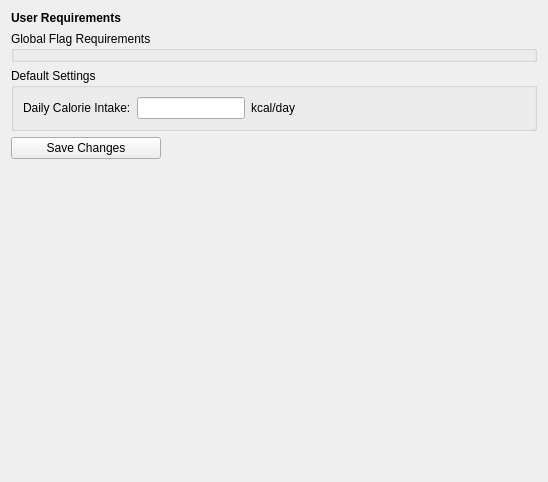
Old version of the form gui/user_requirements_editor.ui in the repository JamesAIzzard/codiet.
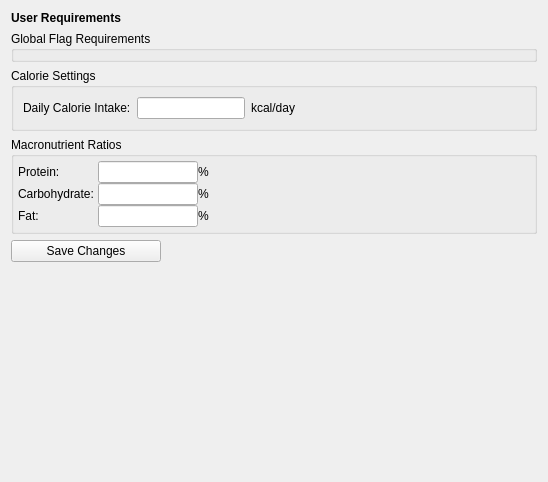
New version of the form.

Commit message: Adopted nutrients now populate in ingr editor.

Diff of the .ui file:
```diff
--- a/gui/user_requirements_editor.ui
+++ b/gui/user_requirements_editor.ui
@@ -58,7 +58,7 @@
    <item>
     <widget class="QGroupBox" name="groupBox_2">
      <property name="title">
-      <string>Default Settings</string>
+      <string>Calorie Settings</string>
      </property>
      <layout class="QHBoxLayout" name="horizontalLayout_2">
       <item>
@@ -131,6 +131,276 @@
      </layout>
     </widget>
    </item>
+   <item>
+    <widget class="QGroupBox" name="groupBox">
+     <property name="title">
+      <string>Macronutrient Ratios</string>
+     </property>
+     <layout class="QVBoxLayout" name="verticalLayout_2">
+      <property name="spacing">
+       <number>0</number>
+      </property>
+      <property name="leftMargin">
+       <number>4</number>
+      </property>
+      <property name="topMargin">
+       <number>4</number>
+      </property>
+      <property name="rightMargin">
+       <number>4</number>
+      </property>
+      <property name="bottomMargin">
+       <number>4</number>
+      </property>
+      <item>
+       <widget class="QWidget" name="widget" native="true">
+        <layout class="QHBoxLayout" name="horizontalLayout">
+         <property name="spacing">
+          <number>0</number>
+         </property>
+         <property name="leftMargin">
+          <number>0</number>
+         </property>
+         <property name="topMargin">
+          <number>0</number>
+         </property>
+         <property name="rightMargin">
+          <number>0</number>
+         </property>
+         <property name="bottomMargin">
+          <number>0</number>
+         </property>
+         <item>
+          <widget class="QLabel" name="label_2">
+           <property name="sizePolicy">
+            <sizepolicy hsizetype="Fixed" vsizetype="Preferred">
+             <horstretch>0</horstretch>
+             <verstretch>0</verstretch>
+            </sizepolicy>
+           </property>
+           <property name="minimumSize">
+            <size>
+             <width>80</width>
+             <height>0</height>
+            </size>
+           </property>
+           <property name="text">
+            <string>Protein: </string>
+           </property>
+          </widget>
+         </item>
+         <item>
+          <widget class="QLineEdit" name="lineEdit_2">
+           <property name="sizePolicy">
+            <sizepolicy hsizetype="Fixed" vsizetype="Fixed">
+             <horstretch>0</horstretch>
+             <verstretch>0</verstretch>
+            </sizepolicy>
+           </property>
+           <property name="minimumSize">
+            <size>
+             <width>0</width>
+             <height>0</height>
+            </size>
+           </property>
+           <property name="maximumSize">
+            <size>
+             <width>100</width>
+             <height>16777215</height>
+            </size>
+           </property>
+          </widget>
+         </item>
+         <item>
+          <widget class="QLabel" name="label_3">
+           <property name="text">
+            <string>%</string>
+           </property>
+          </widget>
+         </item>
+         <item>
+          <spacer name="horizontalSpacer_2">
+           <property name="orientation">
+            <enum>Qt::Horizontal</enum>
+           </property>
+           <property name="sizeHint" stdset="0">
+            <size>
+             <width>40</width>
+             <height>20</height>
+            </size>
+           </property>
+          </spacer>
+         </item>
+        </layout>
+       </widget>
+      </item>
+      <item>
+       <widget class="QWidget" name="widget_2" native="true">
+        <layout class="QHBoxLayout" name="horizontalLayout_3">
+         <property name="spacing">
+          <number>0</number>
+         </property>
+         <property name="leftMargin">
+          <number>0</number>
+         </property>
+         <property name="topMargin">
+          <number>0</number>
+         </property>
+         <property name="rightMargin">
+          <number>0</number>
+         </property>
+         <property name="bottomMargin">
+          <number>0</number>
+         </property>
+         <item>
+          <widget class="QLabel" name="label_6">
+           <property name="sizePolicy">
+            <sizepolicy hsizetype="Fixed" vsizetype="Preferred">
+             <horstretch>0</horstretch>
+             <verstretch>0</verstretch>
+            </sizepolicy>
+           </property>
+           <property name="minimumSize">
+            <size>
+             <width>80</width>
+             <height>0</height>
+            </size>
+           </property>
+           <property name="text">
+            <string>Carbohydrate:</string>
+           </property>
+          </widget>
+         </item>
+         <item>
+          <widget class="QLineEdit" name="lineEdit_3">
+           <property name="sizePolicy">
+            <sizepolicy hsizetype="Fixed" vsizetype="Fixed">
+             <horstretch>0</horstretch>
+             <verstretch>0</verstretch>
+            </sizepolicy>
+           </property>
+           <property name="minimumSize">
+            <size>
+             <width>0</width>
+             <height>0</height>
+            </size>
+           </property>
+           <property name="maximumSize">
+            <size>
+             <width>100</width>
+             <height>16777215</height>
+            </size>
+           </property>
+          </widget>
+         </item>
+         <item>
+          <widget class="QLabel" name="label_5">
+           <property name="text">
+            <string>%</string>
+           </property>
+          </widget>
+         </item>
+         <item>
+          <spacer name="horizontalSpacer_3">
+           <property name="orientation">
+            <enum>Qt::Horizontal</enum>
+           </property>
+           <property name="sizeHint" stdset="0">
+            <size>
+             <width>323</width>
+             <height>20</height>
+            </size>
+           </property>
+          </spacer>
+         </item>
+        </layout>
+       </widget>
+      </item>
+      <item>
+       <widget class="QWidget" name="widget_3" native="true">
+        <layout class="QHBoxLayout" name="horizontalLayout_4">
+         <property name="spacing">
+          <number>0</number>
+         </property>
+         <property name="leftMargin">
+          <number>0</number>
+         </property>
+         <property name="topMargin">
+          <number>0</number>
+         </property>
+         <property name="rightMargin">
+          <number>0</number>
+         </property>
+         <property name="bottomMargin">
+          <number>0</number>
+         </property>
+         <item>
+          <widget class="QLabel" name="label_8">
+           <property name="sizePolicy">
+            <sizepolicy hsizetype="Fixed" vsizetype="Preferred">
+             <horstretch>0</horstretch>
+             <verstretch>0</verstretch>
+            </sizepolicy>
+           </property>
+           <property name="minimumSize">
+            <size>
+             <width>80</width>
+             <height>0</height>
+            </size>
+           </property>
+           <property name="text">
+            <string>Fat: </string>
+           </property>
+          </widget>
+         </item>
+         <item>
+          <widget class="QLineEdit" name="lineEdit_4">
+           <property name="sizePolicy">
+            <sizepolicy hsizetype="Fixed" vsizetype="Fixed">
+             <horstretch>0</horstretch>
+             <verstretch>0</verstretch>
+            </sizepolicy>
+           </property>
+           <property name="minimumSize">
+            <size>
+             <width>0</width>
+             <height>0</height>
+            </size>
+           </property>
+           <property name="maximumSize">
+            <size>
+             <width>100</width>
+             <height>16777215</height>
+            </size>
+           </property>
+          </widget>
+         </item>
+         <item>
+          <widget class="QLabel" name="label_7">
+           <property name="text">
+            <string>%</string>
+           </property>
+          </widget>
+         </item>
+         <item>
+          <spacer name="horizontalSpacer_4">
+           <property name="orientation">
+            <enum>Qt::Horizontal</enum>
+           </property>
+           <property name="sizeHint" stdset="0">
+            <size>
+             <width>323</width>
+             <height>20</height>
+            </size>
+           </property>
+          </spacer>
+         </item>
+        </layout>
+       </widget>
+      </item>
+     </layout>
+    </widget>
+   </item>
    <item>
     <widget class="QPushButton" name="btn_save_changes">
      <property name="sizePolicy">
```
The commit also changes 12 other files.
